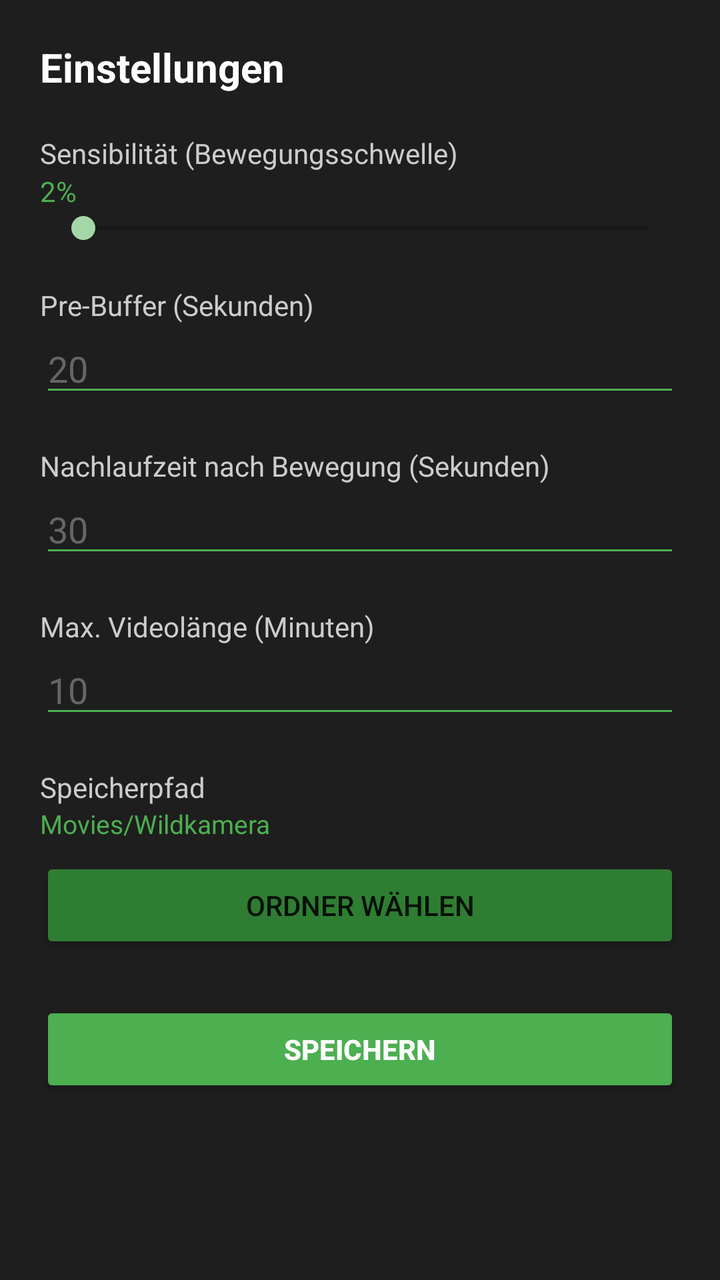
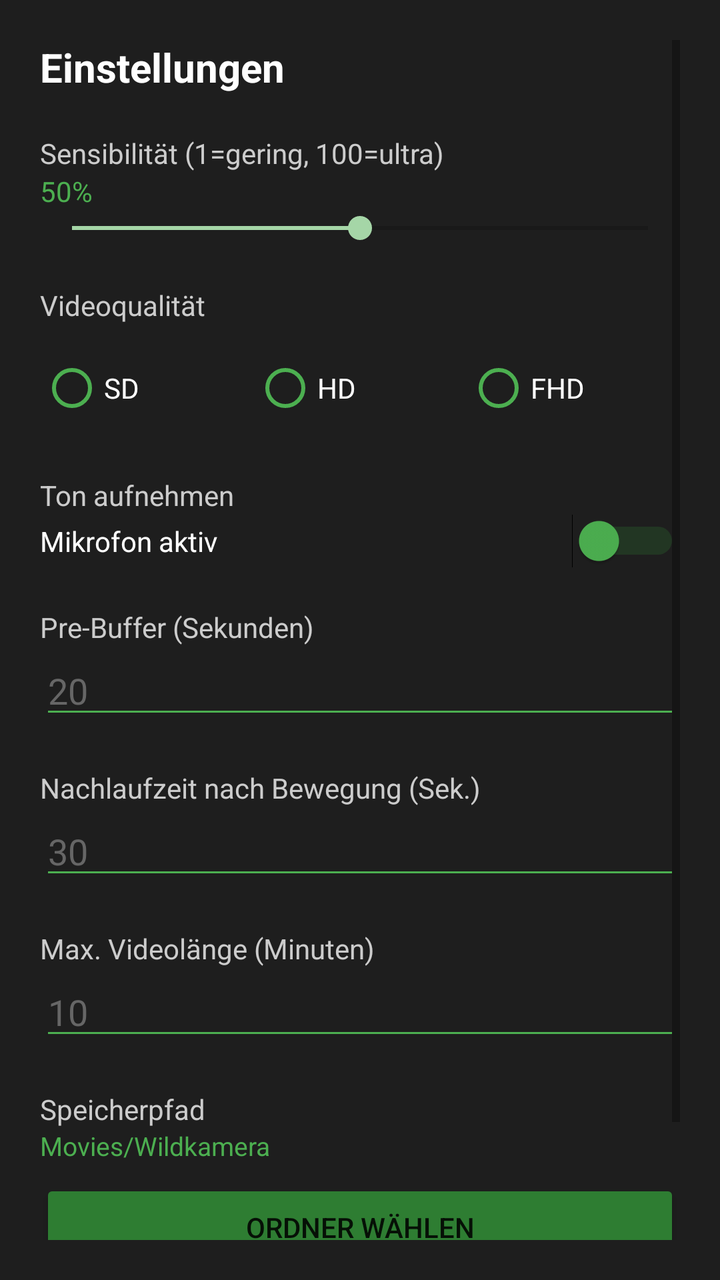

Before-and-after screenshots of an Android layout around one commit, followed by the original layout XML and the change that was made.
<!-- AndroidManifest.xml: application theme Theme.Wildkamera -->
<!-- res/layout/dialog_settings.xml -->
<?xml version="1.0" encoding="utf-8"?>
<ScrollView xmlns:android="http://schemas.android.com/apk/res/android"
    android:layout_width="match_parent"
    android:layout_height="wrap_content"
    android:padding="20dp"
    android:background="#1E1E1E">

    <LinearLayout
        android:layout_width="match_parent"
        android:layout_height="wrap_content"
        android:orientation="vertical">

        <TextView
            android:layout_width="match_parent"
            android:layout_height="wrap_content"
            android:text="@string/settings_title"
            android:textSize="20sp"
            android:textStyle="bold"
            android:textColor="#FFFFFF"
            android:layout_marginBottom="20dp" />

        <TextView
            android:layout_width="match_parent"
            android:layout_height="wrap_content"
            android:text="@string/sensitivity_label"
            android:textColor="#CCCCCC"
            android:textSize="14sp" />

        <TextView
            android:id="@+id/tvSensitivityValue"
            android:layout_width="match_parent"
            android:layout_height="wrap_content"
            android:text="2%"
            android:textColor="#4CAF50"
            android:textSize="14sp" />

        <SeekBar
            android:id="@+id/seekSensitivity"
            android:layout_width="match_parent"
            android:layout_height="wrap_content"
            android:max="100"
            android:progress="2"
            android:layout_marginBottom="20dp" />

        <TextView
            android:layout_width="match_parent"
            android:layout_height="wrap_content"
            android:text="@string/pre_buffer_label"
            android:textColor="#CCCCCC"
            android:textSize="14sp" />

        <EditText
            android:id="@+id/etPreBuffer"
            android:layout_width="match_parent"
            android:layout_height="wrap_content"
            android:inputType="number"
            android:hint="20"
            android:textColor="#FFFFFF"
            android:textColorHint="#666666"
            android:backgroundTint="#4CAF50"
            android:layout_marginBottom="20dp" />

        <TextView
            android:layout_width="match_parent"
            android:layout_height="wrap_content"
            android:text="@string/trail_time_label"
            android:textColor="#CCCCCC"
            android:textSize="14sp" />

        <EditText
            android:id="@+id/etTrailTime"
            android:layout_width="match_parent"
            android:layout_height="wrap_content"
            android:inputType="number"
            android:hint="30"
            android:textColor="#FFFFFF"
            android:textColorHint="#666666"
            android:backgroundTint="#4CAF50"
            android:layout_marginBottom="20dp" />

        <TextView
            android:layout_width="match_parent"
            android:layout_height="wrap_content"
            android:text="@string/max_video_label"
            android:textColor="#CCCCCC"
            android:textSize="14sp" />

        <EditText
            android:id="@+id/etMaxVideo"
            android:layout_width="match_parent"
            android:layout_height="wrap_content"
            android:inputType="number"
            android:hint="10"
            android:textColor="#FFFFFF"
            android:textColorHint="#666666"
            android:backgroundTint="#4CAF50"
            android:layout_marginBottom="20dp" />

        <TextView
            android:layout_width="match_parent"
            android:layout_height="wrap_content"
            android:text="@string/save_path_label"
            android:textColor="#CCCCCC"
            android:textSize="14sp" />

        <TextView
            android:id="@+id/tvSavePath"
            android:layout_width="match_parent"
            android:layout_height="wrap_content"
            android:text="Movies/Wildkamera"
            android:textColor="#4CAF50"
            android:textSize="13sp"
            android:layout_marginBottom="8dp" />

        <Button
            android:id="@+id/btnChooseFolder"
            android:layout_width="match_parent"
            android:layout_height="wrap_content"
            android:text="@string/save_path_btn"
            android:backgroundTint="#2E7D32"
            android:layout_marginBottom="24dp" />

        <Button
            android:id="@+id/btnSaveSettings"
            android:layout_width="match_parent"
            android:layout_height="wrap_content"
            android:text="@string/btn_save"
            android:backgroundTint="#4CAF50"
            android:textColor="#FFFFFF"
            android:textStyle="bold" />

    </LinearLayout>
</ScrollView>
<!-- resources referenced by this layout -->
<resources>
  <string name="btn_save">Speichern</string>
  <string name="max_video_label">Max. Videolänge (Minuten)</string>
  <string name="pre_buffer_label">Pre-Buffer (Sekunden)</string>
  <string name="save_path_btn">Ordner wählen</string>
  <string name="save_path_label">Speicherpfad</string>
  <string name="sensitivity_label">Sensibilität (Bewegungsschwelle)</string>
  <string name="settings_title">Einstellungen</string>
  <string name="trail_time_label">Nachlaufzeit nach Bewegung (Sekunden)</string>
  <style name="Theme.Wildkamera" parent="Theme.MaterialComponents.DayNight.DarkActionBar">
          <item name="colorPrimary">#1B5E20</item>
          <item name="colorPrimaryVariant">#2E7D32</item>
          <item name="colorOnPrimary">#FFFFFF</item>
          <item name="colorSecondary">#A5D6A7</item>
          <item name="android:windowBackground">#121212</item>
          <item name="android:statusBarColor">#1B5E20</item>
      </style>
</resources>

<!-- the commit's change to res/layout/dialog_settings.xml (unified diff, before → after) -->
@@ -13,16 +13,17 @@
         <TextView
             android:layout_width="match_parent"
             android:layout_height="wrap_content"
-            android:text="@string/settings_title"
+            android:text="Einstellungen"
             android:textSize="20sp"
             android:textStyle="bold"
             android:textColor="#FFFFFF"
             android:layout_marginBottom="20dp" />
 
-        <TextView
-            android:layout_width="match_parent"
-            android:layout_height="wrap_content"
-            android:text="@string/sensitivity_label"
+        
+        <TextView
+            android:layout_width="match_parent"
+            android:layout_height="wrap_content"
+            android:text="Sensibilität (1=gering, 100=ultra)"
             android:textColor="#CCCCCC"
             android:textSize="14sp" />
 
@@ -30,7 +31,7 @@
             android:id="@+id/tvSensitivityValue"
             android:layout_width="match_parent"
             android:layout_height="wrap_content"
-            android:text="2%"
+            android:text="50%"
             android:textColor="#4CAF50"
             android:textSize="14sp" />
 
@@ -39,13 +40,77 @@
             android:layout_width="match_parent"
             android:layout_height="wrap_content"
             android:max="100"
-            android:progress="2"
-            android:layout_marginBottom="20dp" />
-
-        <TextView
-            android:layout_width="match_parent"
-            android:layout_height="wrap_content"
-            android:text="@string/pre_buffer_label"
+            android:progress="50"
+            android:layout_marginBottom="20dp" />
+
+        
+        <TextView
+            android:layout_width="match_parent"
+            android:layout_height="wrap_content"
+            android:text="Videoqualität"
+            android:textColor="#CCCCCC"
+            android:textSize="14sp"
+            android:layout_marginBottom="8dp" />
+
+        <RadioGroup
+            android:id="@+id/rgQuality"
+            android:layout_width="match_parent"
+            android:layout_height="wrap_content"
+            android:orientation="horizontal"
+            android:layout_marginBottom="20dp">
+
+            <RadioButton
+                android:id="@+id/rbSD"
+                android:layout_width="0dp"
+                android:layout_height="wrap_content"
+                android:layout_weight="1"
+                android:text="SD"
+                android:textColor="#FFFFFF"
+                android:buttonTint="#4CAF50" />
+
+            <RadioButton
+                android:id="@+id/rbHD"
+                android:layout_width="0dp"
+                android:layout_height="wrap_content"
+                android:layout_weight="1"
+                android:text="HD"
+                android:textColor="#FFFFFF"
+                android:buttonTint="#4CAF50" />
+
+            <RadioButton
+                android:id="@+id/rbFHD"
+                android:layout_width="0dp"
+                android:layout_height="wrap_content"
+                android:layout_weight="1"
+                android:text="FHD"
+                android:textColor="#FFFFFF"
+                android:buttonTint="#4CAF50" />
+
+        </RadioGroup>
+
+        
+        <TextView
+            android:layout_width="match_parent"
+            android:layout_height="wrap_content"
+            android:text="Ton aufnehmen"
+            android:textColor="#CCCCCC"
+            android:textSize="14sp" />
+
+        <Switch
+            android:id="@+id/switchAudio"
+            android:layout_width="match_parent"
+            android:layout_height="wrap_content"
+            android:text="Mikrofon aktiv"
+            android:textColor="#FFFFFF"
+            android:thumbTint="#4CAF50"
+            android:trackTint="#2E7D32"
+            android:layout_marginBottom="20dp" />
+
+        
+        <TextView
+            android:layout_width="match_parent"
+            android:layout_height="wrap_content"
+            android:text="Pre-Buffer (Sekunden)"
             android:textColor="#CCCCCC"
             android:textSize="14sp" />
 
@@ -60,10 +125,11 @@
             android:backgroundTint="#4CAF50"
             android:layout_marginBottom="20dp" />
 
-        <TextView
-            android:layout_width="match_parent"
-            android:layout_height="wrap_content"
-            android:text="@string/trail_time_label"
+        
+        <TextView
+            android:layout_width="match_parent"
+            android:layout_height="wrap_content"
+            android:text="Nachlaufzeit nach Bewegung (Sek.)"
             android:textColor="#CCCCCC"
             android:textSize="14sp" />
 
@@ -78,10 +144,11 @@
             android:backgroundTint="#4CAF50"
             android:layout_marginBottom="20dp" />
 
-        <TextView
-            android:layout_width="match_parent"
-            android:layout_height="wrap_content"
-            android:text="@string/max_video_label"
+        
+        <TextView
+            android:layout_width="match_parent"
+            android:layout_height="wrap_content"
+            android:text="Max. Videolänge (Minuten)"
             android:textColor="#CCCCCC"
             android:textSize="14sp" />
 
@@ -96,10 +163,11 @@
             android:backgroundTint="#4CAF50"
             android:layout_marginBottom="20dp" />
 
-        <TextView
-            android:layout_width="match_parent"
-            android:layout_height="wrap_content"
-            android:text="@string/save_path_label"
+        
+        <TextView
+            android:layout_width="match_parent"
+            android:layout_height="wrap_content"
+            android:text="Speicherpfad"
             android:textColor="#CCCCCC"
             android:textSize="14sp" />
 
@@ -116,7 +184,7 @@
             android:id="@+id/btnChooseFolder"
             android:layout_width="match_parent"
             android:layout_height="wrap_content"
-            android:text="@string/save_path_btn"
+            android:text="Ordner wählen"
             android:backgroundTint="#2E7D32"
             android:layout_marginBottom="24dp" />
 
@@ -124,7 +192,7 @@
             android:id="@+id/btnSaveSettings"
             android:layout_width="match_parent"
             android:layout_height="wrap_content"
-            android:text="@string/btn_save"
+            android:text="Speichern"
             android:backgroundTint="#4CAF50"
             android:textColor="#FFFFFF"
             android:textStyle="bold" />
<!-- resource entries referenced after the edit -->
@@ -1,13 +1,5 @@
 <!-- resources referenced by this layout -->
 <resources>
-  <string name="btn_save">Speichern</string>
-  <string name="max_video_label">Max. Videolänge (Minuten)</string>
-  <string name="pre_buffer_label">Pre-Buffer (Sekunden)</string>
-  <string name="save_path_btn">Ordner wählen</string>
-  <string name="save_path_label">Speicherpfad</string>
-  <string name="sensitivity_label">Sensibilität (Bewegungsschwelle)</string>
-  <string name="settings_title">Einstellungen</string>
-  <string name="trail_time_label">Nachlaufzeit nach Bewegung (Sekunden)</string>
   <style name="Theme.Wildkamera" parent="Theme.MaterialComponents.DayNight.DarkActionBar">
           <item name="colorPrimary">#1B5E20</item>
           <item name="colorPrimaryVariant">#2E7D32</item>
